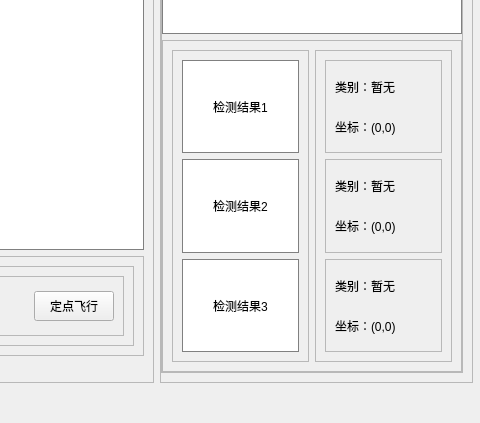
canoe-Z/TelloRS, file ui/MainWindow.ui: the form before one commit; both pictures show x 527 to 1007 and y 244 to 667 of the 1105 by 667 pixel window.
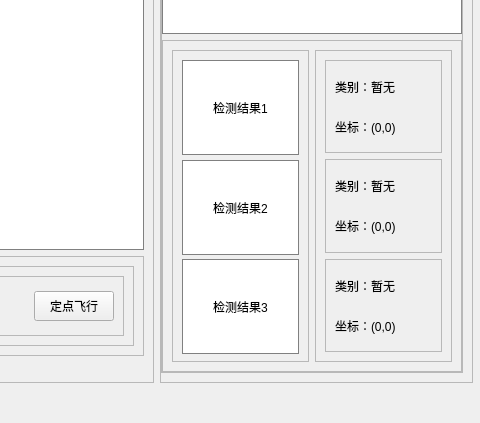
The form after the commit. Custom widgets are drawn as their Qt base class.

What changed in the file:
```diff
--- a/ui/MainWindow.ui
+++ b/ui/MainWindow.ui
@@ -979,6 +979,18 @@
                    <layout class="QVBoxLayout" name="verticalLayout_9">
                     <item>
                      <widget class="QLabel" name="target_1">
+                      <property name="minimumSize">
+                       <size>
+                        <width>117</width>
+                        <height>95</height>
+                       </size>
+                      </property>
+                      <property name="maximumSize">
+                       <size>
+                        <width>117</width>
+                        <height>95</height>
+                       </size>
+                      </property>
                       <property name="styleSheet">
                        <string notr="true">border:1px solid gray;
 background:white;</string>
@@ -993,6 +1005,18 @@
                     </item>
                     <item>
                      <widget class="QLabel" name="target_2">
+                      <property name="minimumSize">
+                       <size>
+                        <width>117</width>
+                        <height>95</height>
+                       </size>
+                      </property>
+                      <property name="maximumSize">
+                       <size>
+                        <width>117</width>
+                        <height>95</height>
+                       </size>
+                      </property>
                       <property name="styleSheet">
                        <string notr="true">border:1px solid gray;
 background:white;</string>
@@ -1007,6 +1031,18 @@
                     </item>
                     <item>
                      <widget class="QLabel" name="target_3">
+                      <property name="minimumSize">
+                       <size>
+                        <width>117</width>
+                        <height>95</height>
+                       </size>
+                      </property>
+                      <property name="maximumSize">
+                       <size>
+                        <width>117</width>
+                        <height>95</height>
+                       </size>
+                      </property>
                       <property name="styleSheet">
                        <string notr="true">border:1px solid gray;
 background:white;</string>
```
